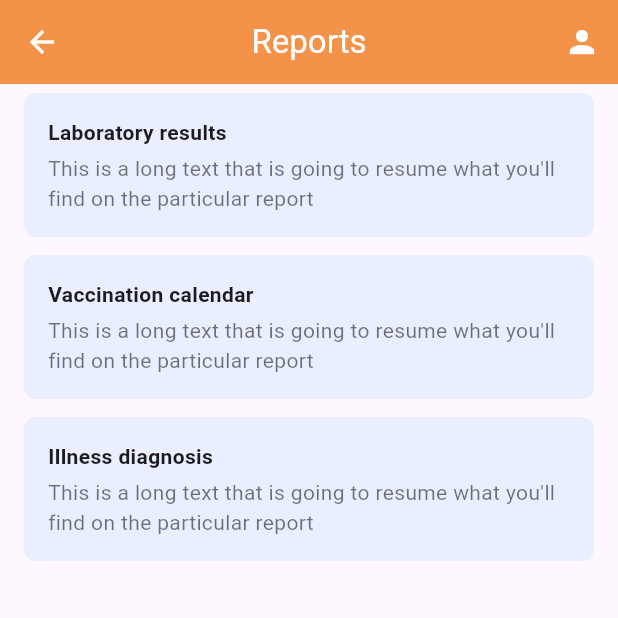
After one commit to GabrielJuan349/MyPetCare, a Flutter app: the PetReports screen opened directly, on a phone screen of 412 x 824 dp, the top half of it. The commit adds this screen. Run offline on Flutter 3.47's test engine with Material 3 defaults, Android fonts, the phone set to English and light mode, and no system bars; our stand-ins replace file_picker.

Commit message:
Report and reports_screen added

```diff
--- a/lib/pet_num_screen.dart
+++ b/lib/pet_num_screen.dart
@@ -1,6 +1,7 @@
 import 'package:flutter/material.dart';
 import 'package:lis_project/pet.dart';
 import 'package:lis_project/pet_details.dart';
+import 'package:lis_project/reports_screen.dart';
 
 class PetNumScreen extends StatefulWidget {
   Pet myPet;
@@ -82,6 +83,15 @@ class _PetNumScreenState extends State<PetNumScreen> {
               setState(() {});
             });
           }
+          if(label == "Reports"){
+            Navigator.of(context).push(
+              MaterialPageRoute<void>(
+                builder: (context) => PetReports(),
+              ),
+            ).then((_) {
+              setState(() {});
+            });
+          }
         },
         borderRadius: BorderRadius.circular(10),
         child: Center(
--- /dev/null
+++ b/lib/report.dart
@@ -0,0 +1,4 @@
+class ReportMessage {
+  late String reportName, message;
+  ReportMessage(this.reportName, this.message);
+}
--- /dev/null
+++ b/lib/reports_screen.dart
@@ -0,0 +1,88 @@
+import 'package:flutter/material.dart';
+import 'package:lis_project/report.dart';
+
+class PetReports extends StatefulWidget {
+   List<ReportMessage>? petReports;
+
+   PetReports({super.key, this.petReports});
+
+   @override
+   State<PetReports> createState() => _PetReportsState();
+}
+
+
+class _PetReportsState extends State<PetReports> {
+  List<ReportMessage> petReportsList = [
+    ReportMessage("Laboratory results", "This is a long text that is going to resume what you'll find on the particular report"),
+    ReportMessage("Vaccination calendar", "This is a long text that is going to resume what you'll find on the particular report"),
+    ReportMessage("Illness diagnosis", "This is a long text that is going to resume what you'll find on the particular report"),
+  ];
+
+  @override
+  void initState() {
+    super.initState();
+  }
+
+  _PetReportsState();
+
+  @override
+  Widget build(BuildContext context) {
+    return Scaffold(
+      appBar: AppBar(
+        title: Text("Reports"),
+        foregroundColor: Colors.white,
+        centerTitle: true,
+        backgroundColor: Color(0xfff59249),
+        leading: IconButton(
+          icon: Icon(Icons.arrow_back, color: Colors.white),
+          onPressed: () {
+            Navigator.pop(context);
+          },
+        ),
+          actions: [
+            IconButton(
+              icon: Icon(Icons.person, color: Colors.white),
+              onPressed: () {
+                Navigator.pushNamed(context, '/profile');
+              },
+            ),
+          ],
+      ),
+      body: ListView.builder(
+        itemCount: petReportsList.length,
+        itemBuilder: (context, index) {
+          return Container(
+            margin: EdgeInsets.symmetric(horizontal: 16, vertical: 6),
+            padding: EdgeInsets.all(16),
+            decoration: BoxDecoration(
+              color: Color(0xFFE9EFFF),
+              borderRadius: BorderRadius.circular(8),
+            ),
+            child: Row(
+              children: [
+                Expanded(
+                  child: Column(
+                    crossAxisAlignment: CrossAxisAlignment.start,
+                    children: [
+                      Text(
+                        petReportsList[index].reportName,
+                        style: TextStyle(
+                          fontWeight: FontWeight.bold,
+                        ),
+                      ),
+                      SizedBox(height: 4),
+                      Text(
+                        petReportsList[index].message,
+                        style: TextStyle(color: Colors.black54),
+                      ),
+                    ],
+                  ),
+                ),
+              ],
+            ),
+          );
+        },
+      ),
+    );
+  }
+}
```
